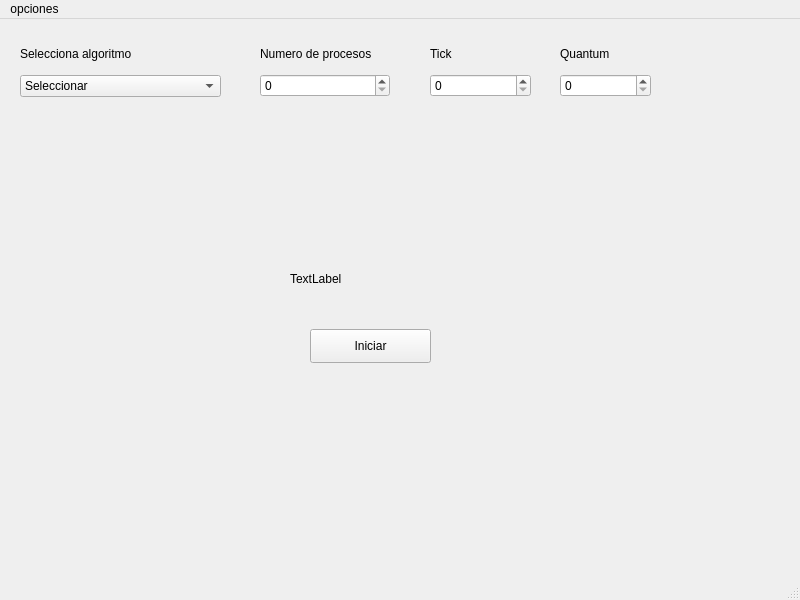
Qt form mainwindow.ui (danyr59/Simulador-de-Planificacion-de-procesos) before a commit.
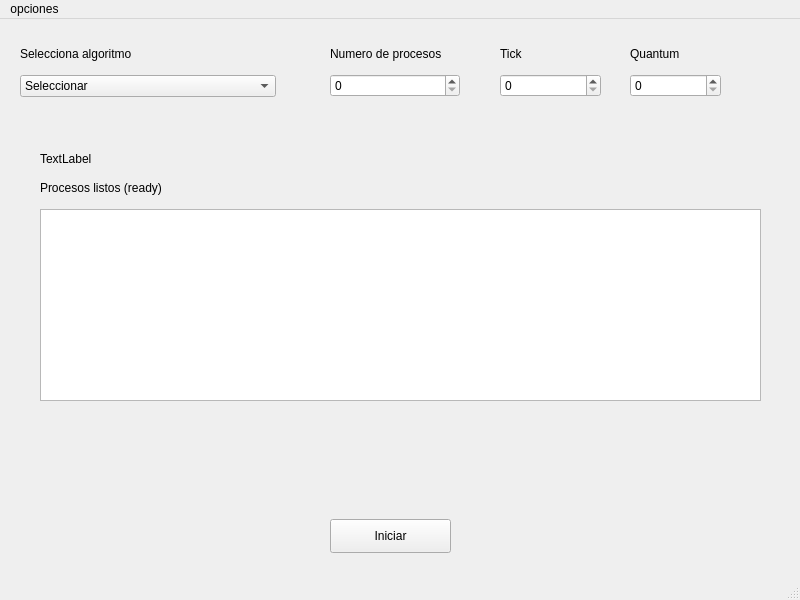
The same form after that commit.

Patch:
```diff
--- a/mainwindow.ui
+++ b/mainwindow.ui
@@ -17,8 +17,8 @@
    <widget class="QPushButton" name="pushButton">
     <property name="geometry">
      <rect>
-      <x>310</x>
-      <y>310</y>
+      <x>330</x>
+      <y>500</y>
       <width>121</width>
       <height>34</height>
      </rect>
@@ -27,23 +27,10 @@
      <string>Iniciar</string>
     </property>
    </widget>
-   <widget class="QLabel" name="output_label">
+   <widget class="QWidget" name="layoutWidget">
     <property name="geometry">
      <rect>
-      <x>290</x>
-      <y>250</y>
-      <width>221</width>
-      <height>20</height>
-     </rect>
-    </property>
-    <property name="text">
-     <string>TextLabel</string>
-    </property>
-   </widget>
-   <widget class="QWidget" name="">
-    <property name="geometry">
-     <rect>
-      <x>560</x>
+      <x>630</x>
       <y>20</y>
       <width>91</width>
       <height>58</height>
@@ -62,10 +49,10 @@
      </item>
     </layout>
    </widget>
-   <widget class="QWidget" name="">
+   <widget class="QWidget" name="layoutWidget">
     <property name="geometry">
      <rect>
-      <x>430</x>
+      <x>500</x>
       <y>20</y>
       <width>101</width>
       <height>58</height>
@@ -84,10 +71,10 @@
      </item>
     </layout>
    </widget>
-   <widget class="QWidget" name="">
+   <widget class="QWidget" name="layoutWidget">
     <property name="geometry">
      <rect>
-      <x>260</x>
+      <x>330</x>
       <y>20</y>
       <width>130</width>
       <height>58</height>
@@ -106,12 +93,12 @@
      </item>
     </layout>
    </widget>
-   <widget class="QWidget" name="">
+   <widget class="QWidget" name="layoutWidget">
     <property name="geometry">
      <rect>
       <x>20</x>
       <y>20</y>
-      <width>201</width>
+      <width>256</width>
       <height>58</height>
      </rect>
     </property>
@@ -164,6 +151,58 @@
      </item>
     </layout>
    </widget>
+   <widget class="QWidget" name="data_widget" native="true">
+    <property name="geometry">
+     <rect>
+      <x>20</x>
+      <y>120</y>
+      <width>761</width>
+      <height>361</height>
+     </rect>
+    </property>
+    <widget class="QLabel" name="output_label">
+     <property name="geometry">
+      <rect>
+       <x>20</x>
+       <y>10</y>
+       <width>221</width>
+       <height>20</height>
+      </rect>
+     </property>
+     <property name="text">
+      <string>TextLabel</string>
+     </property>
+    </widget>
+    <widget class="QLabel" name="label_5">
+     <property name="geometry">
+      <rect>
+       <x>20</x>
+       <y>40</y>
+       <width>171</width>
+       <height>18</height>
+      </rect>
+     </property>
+     <property name="text">
+      <string>Procesos listos (ready)</string>
+     </property>
+     <property name="alignment">
+      <set>Qt::AlignLeading|Qt::AlignLeft|Qt::AlignVCenter</set>
+     </property>
+     <property name="wordWrap">
+      <bool>false</bool>
+     </property>
+    </widget>
+    <widget class="QTableView" name="table_ready">
+     <property name="geometry">
+      <rect>
+       <x>20</x>
+       <y>70</y>
+       <width>721</width>
+       <height>192</height>
+      </rect>
+     </property>
+    </widget>
+   </widget>
   </widget>
   <widget class="QMenuBar" name="menubar">
    <property name="geometry">
```
